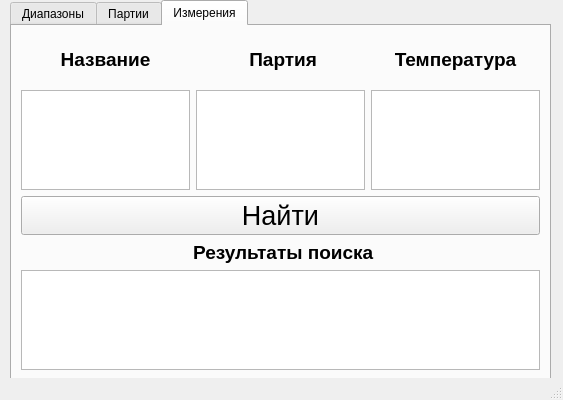
Qt form design.ui (AlexGol005/QTdatabase) before a commit.
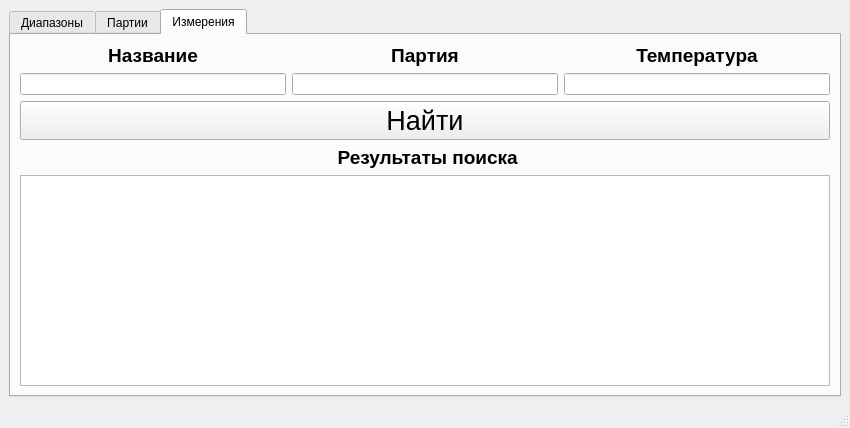
The same form after that commit.

The edit to the form file:
```diff
--- a/design.ui
+++ b/design.ui
@@ -6,23 +6,20 @@
    <rect>
     <x>0</x>
     <y>0</y>
-    <width>563</width>
-    <height>400</height>
+    <width>850</width>
+    <height>428</height>
    </rect>
   </property>
   <property name="windowTitle">
    <string>ВЖ-ПА</string>
   </property>
   <widget class="QWidget" name="centralwidget">
+   <layout class="QVBoxLayout" name="verticalLayout_5">
+    <item>
+     <layout class="QVBoxLayout" name="verticalLayout_7"/>
+    </item>
+    <item>
    <widget class="QTabWidget" name="tabWidget">
-    <property name="geometry">
-     <rect>
-      <x>10</x>
-      <y>0</y>
-      <width>541</width>
-      <height>381</height>
-     </rect>
-    </property>
     <property name="currentIndex">
      <number>2</number>
     </property>
@@ -126,7 +123,7 @@
      <attribute name="title">
       <string>Измерения</string>
      </attribute>
-     <layout class="QVBoxLayout" name="verticalLayout_6">
+       <layout class="QVBoxLayout" name="verticalLayout_4">
       <item>
        <layout class="QHBoxLayout" name="horizontalLayout_3">
         <item>
@@ -152,28 +149,14 @@
            </widget>
           </item>
           <item>
-           <widget class="QTextEdit" name="name">
-            <property name="maximumSize">
-             <size>
-              <width>16777215</width>
-              <height>100</height>
-             </size>
-            </property>
-            <property name="html">
-             <string>&lt;!DOCTYPE HTML PUBLIC &quot;-//W3C//DTD HTML 4.0//EN&quot; &quot;http://www.w3.org/TR/REC-html40/strict.dtd&quot;&gt;
-&lt;html&gt;&lt;head&gt;&lt;meta name=&quot;qrichtext&quot; content=&quot;1&quot; /&gt;&lt;style type=&quot;text/css&quot;&gt;
-p, li { white-space: pre-wrap; }
-&lt;/style&gt;&lt;/head&gt;&lt;body style=&quot; font-family:'MS Shell Dlg 2'; font-size:8.25pt; font-weight:400; font-style:normal;&quot;&gt;
-&lt;p style=&quot;-qt-paragraph-type:empty; margin-top:0px; margin-bottom:0px; margin-left:0px; margin-right:0px; -qt-block-indent:0; text-indent:0px;&quot;&gt;&lt;br /&gt;&lt;/p&gt;&lt;/body&gt;&lt;/html&gt;</string>
-            </property>
-           </widget>
+             <widget class="QLineEdit" name="lineEdit_search_kinematicviscosity_name"/>
           </item>
          </layout>
         </item>
         <item>
-         <layout class="QVBoxLayout" name="verticalLayout_4">
+           <layout class="QVBoxLayout" name="verticalLayout_9">
           <item>
-           <widget class="QLabel" name="label_4">
+             <widget class="QLabel" name="label_search_kinematicviscosity_lot">
             <property name="font">
              <font>
               <pointsize>14</pointsize>
@@ -182,7 +165,7 @@
              </font>
             </property>
             <property name="text">
-             <string> Партия</string>
+               <string>Партия</string>
             </property>
             <property name="alignment">
              <set>Qt::AlignCenter</set>
@@ -193,21 +176,14 @@
            </widget>
           </item>
           <item>
-           <widget class="QTextEdit" name="lot">
-            <property name="maximumSize">
-             <size>
-              <width>16777215</width>
-              <height>100</height>
-             </size>
-            </property>
-           </widget>
+             <widget class="QLineEdit" name="lineEdit_lineEdit_search_kinematicviscosity_lot"/>
           </item>
          </layout>
         </item>
         <item>
-         <layout class="QVBoxLayout" name="verticalLayout_5">
+           <layout class="QVBoxLayout" name="verticalLayout_10">
           <item>
-           <widget class="QLabel" name="label_5">
+             <widget class="QLabel" name="label_search_kinematicviscosity_temperature">
             <property name="font">
              <font>
               <pointsize>14</pointsize>
@@ -227,21 +203,14 @@
            </widget>
           </item>
           <item>
-           <widget class="QTextEdit" name="temp">
-            <property name="maximumSize">
-             <size>
-              <width>16777215</width>
-              <height>100</height>
-             </size>
-            </property>
-           </widget>
+             <widget class="QLineEdit" name="lineEdit_search_kinematicviscosity_temperature"/>
           </item>
          </layout>
         </item>
        </layout>
       </item>
       <item>
-       <widget class="QPushButton" name="pushButton_5">
+         <widget class="QPushButton" name="pushButton_search_kinematicviscosity">
         <property name="font">
          <font>
           <pointsize>20</pointsize>
@@ -253,7 +222,7 @@
        </widget>
       </item>
       <item>
-       <widget class="QLabel" name="label_2">
+         <widget class="QLabel" name="label_searchresult_kinematicviscosity">
         <property name="font">
          <font>
           <pointsize>14</pointsize>
@@ -273,18 +242,13 @@
        </widget>
       </item>
       <item>
-       <widget class="QTextEdit" name="lot_2">
-        <property name="maximumSize">
-         <size>
-          <width>16777215</width>
-          <height>100</height>
-         </size>
-        </property>
-       </widget>
+         <widget class="QTableWidget" name="tableWidget_kinematic_results"/>
       </item>
      </layout>
     </widget>
    </widget>
+    </item>
+   </layout>
   </widget>
   <widget class="QStatusBar" name="statusbar"/>
  </widget>
```
Left out of the diff: 22 changed lines with no effect on the pictures. Lines whose indentation alone changed are shown as unchanged.
